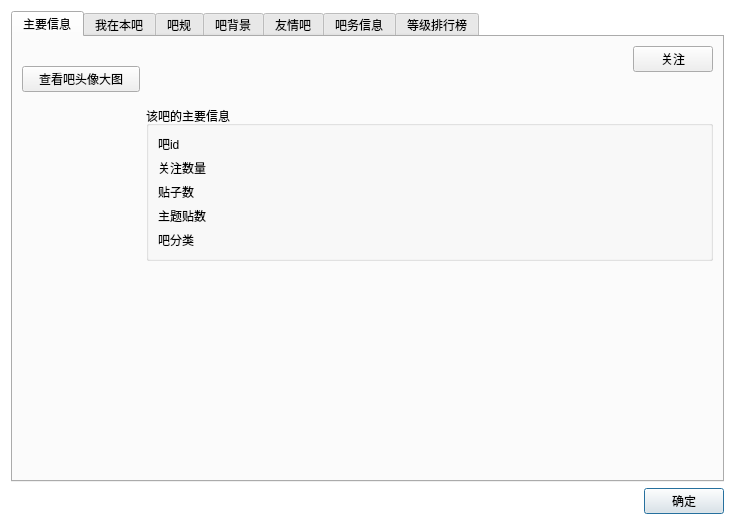
Before: the Qt Designer form resf/forum_detail.ui in clb-128258/TiebaDesktop, drawn with Qt 5.
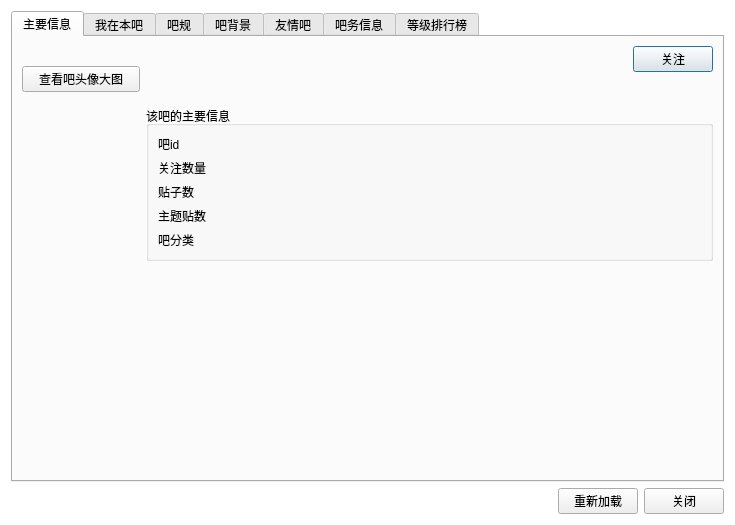
After: the same form once the commit is applied.

What changed in the file:
```diff
--- a/resf/forum_detail.ui
+++ b/resf/forum_detail.ui
@@ -32,14 +32,7 @@
      </property>
     </spacer>
    </item>
-   <item row="1" column="1">
-    <widget class="QPushButton" name="pushButton_5">
-     <property name="text">
-      <string>确定</string>
-     </property>
-    </widget>
-   </item>
-   <item row="0" column="0" colspan="2">
+   <item row="0" column="0" colspan="3">
     <widget class="QTabWidget" name="tabWidget">
      <property name="maximumSize">
       <size>
@@ -695,6 +688,20 @@
      </widget>
     </widget>
    </item>
+   <item row="1" column="2">
+    <widget class="QPushButton" name="pushButton_5">
+     <property name="text">
+      <string>关闭</string>
+     </property>
+    </widget>
+   </item>
+   <item row="1" column="1">
+    <widget class="QPushButton" name="pushButton_8">
+     <property name="text">
+      <string>重新加载</string>
+     </property>
+    </widget>
+   </item>
   </layout>
  </widget>
  <resources/>
```
